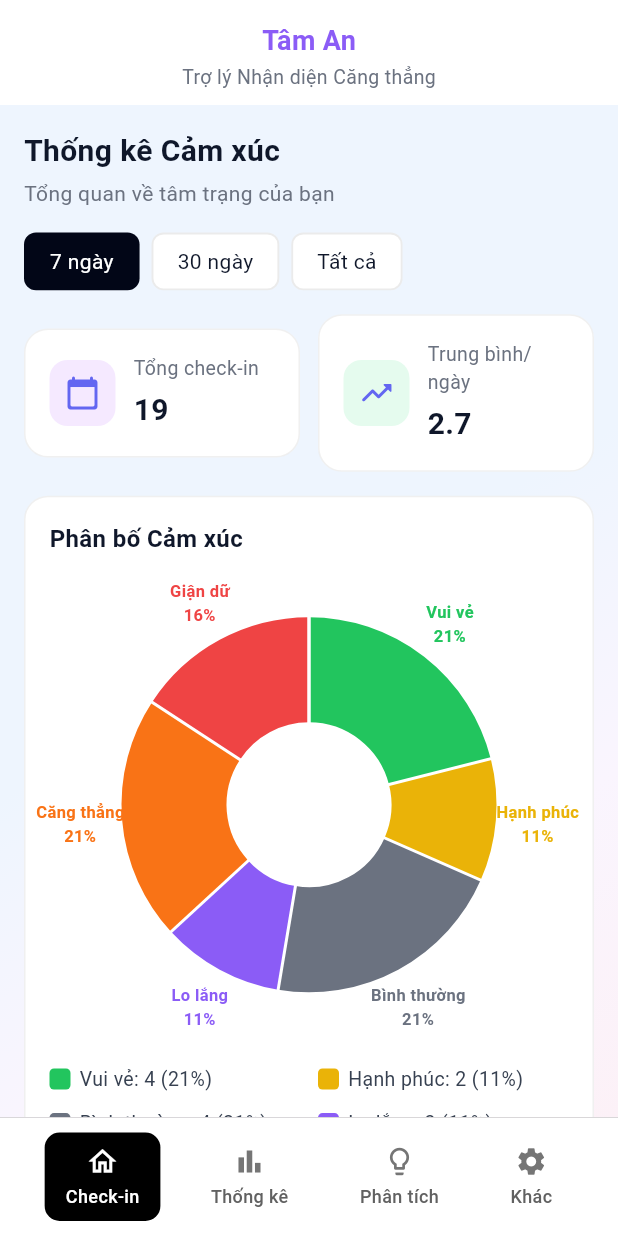
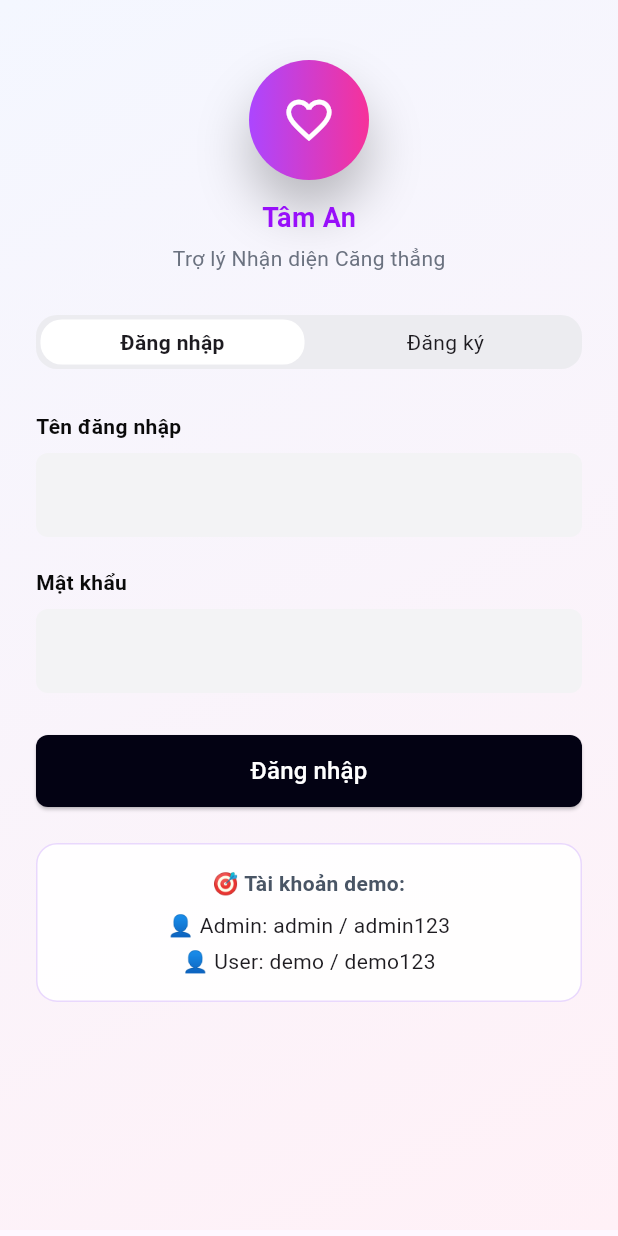
Before and after one commit to tuananh1104/Appmobile_TamAn, a Flutter app: the screen it shows after launch, on a phone screen of 412 x 824 dp. Run offline on Flutter 3.47's test engine with Material 3 defaults, Android fonts, the light colour scheme and no system bars; drawn by our look-alikes of fl_chart.

Commit message:
Giao dien dangnhap/dangky

```diff
--- a/lib/main.dart
+++ b/lib/main.dart
@@ -1,7 +1,5 @@
 import 'package:flutter/material.dart';
-import 'package:mobileapp_taman/screens/user/insights.dart';
-import 'package:mobileapp_taman/screens/user/dashboard_screen.dart';
-import 'package:mobileapp_taman/widgets/layout/app_shell.dart';
+import 'package:mobileapp_taman/screens/auth/auths_screen.dart';
 
 
 void main() {
@@ -17,7 +15,7 @@ class TamAnApp extends StatelessWidget {
       debugShowCheckedModeBanner: false,
 
       // ❗ Đây là màn sẽ chạy đầu tiên trong app
-      home: const AppShell(),
+           home: const AuthScreen(),
 
 
     );
--- /dev/null
+++ b/lib/screens/auth/auths_screen.dart
@@ -0,0 +1,422 @@
+import 'package:flutter/material.dart';
+import 'package:mobileapp_taman/widgets/layout/app_shell.dart';
+
+class AuthScreen extends StatefulWidget {
+  const AuthScreen({super.key});
+
+  @override
+  State<AuthScreen> createState() => _AuthScreenState();
+}
+
+class _AuthScreenState extends State<AuthScreen> {
+  int _index = 0; // 0 = Login, 1 = Register
+
+  @override
+  Widget build(BuildContext context) {
+    return Scaffold(
+      body: Container(
+        width: double.infinity,
+        decoration: const BoxDecoration(
+          gradient: LinearGradient(
+            begin: Alignment.topLeft,
+            end: Alignment.bottomRight,
+            colors: [Color(0xFFF4F7FF), Color(0xFFFFF1F7)],
+          ),
+        ),
+        child: SafeArea(
+          child: SingleChildScrollView(
+            padding: const EdgeInsets.symmetric(horizontal: 24),
+            child: Column(
+              children: [
+                const SizedBox(height: 40),
+
+                // ===== HEADER (KHÔNG BAO GIỜ NHẢY) =====
+                const _Header(),
+
+                const SizedBox(height: 28),
+
+                // ===== TAB LOGIN / REGISTER =====
+                _AuthSwitch(
+                  index: _index,
+                  onChanged: (i) {
+                    setState(() {
+                      _index = i;
+                    });
+                  },
+                ),
+
+                const SizedBox(height: 28),
+
+                // ===== BODY =====
+                IndexedStack(
+                  index: _index,
+                  children: const [_LoginForm(), _RegisterForm()],
+                ),
+
+                const SizedBox(height: 40),
+              ],
+            ),
+          ),
+        ),
+      ),
+    );
+  }
+}
+
+//
+// ================= HEADER =================
+//
+
+class _Header extends StatelessWidget {
+  const _Header();
+
+  @override
+  Widget build(BuildContext context) {
+    return Column(
+      children: [
+        Container(
+          width: 80,
+          height: 80,
+          decoration: BoxDecoration(
+            shape: BoxShape.circle,
+            gradient: const LinearGradient(
+              colors: [Color(0xFFAC46FF), Color(0xFFF6329A)],
+            ),
+            boxShadow: const [
+              BoxShadow(
+                color: Color(0x40000000),
+                blurRadius: 30,
+                offset: Offset(0, 20),
+              ),
+            ],
+          ),
+          child: const Icon(
+            Icons.favorite_border,
+            color: Colors.white,
+            size: 36,
+          ),
+        ),
+        const SizedBox(height: 12),
+        const Text(
+          'Tâm An',
+          style: TextStyle(
+            fontSize: 18,
+            fontWeight: FontWeight.w600,
+            color: Color(0xFF980FFA),
+          ),
+        ),
+        const SizedBox(height: 4),
+        const Text(
+          'Trợ lý Nhận diện Căng thẳng',
+          style: TextStyle(fontSize: 14, color: Color(0xFF6B7280)),
+        ),
+      ],
+    );
+  }
+}
+
+//
+// ================= TAB SWITCH =================
+//
+
+class _AuthSwitch extends StatelessWidget {
+  final int index;
+  final ValueChanged<int> onChanged;
+
+  const _AuthSwitch({required this.index, required this.onChanged});
+
+  @override
+  Widget build(BuildContext context) {
+    return Container(
+      height: 36,
+      decoration: BoxDecoration(
+        color: const Color(0xFFECECF0),
+        borderRadius: BorderRadius.circular(14),
+      ),
+      child: Row(
+        children: [
+          _TabItem(
+            text: 'Đăng nhập',
+            active: index == 0,
+            onTap: () => onChanged(0),
+          ),
+          _TabItem(
+            text: 'Đăng ký',
+            active: index == 1,
+            onTap: () => onChanged(1),
+          ),
+        ],
+      ),
+    );
+  }
+}
+
+class _TabItem extends StatelessWidget {
+  final String text;
+  final bool active;
+  final VoidCallback onTap;
+
+  const _TabItem({
+    required this.text,
+    required this.active,
+    required this.onTap,
+  });
+
+  @override
+  Widget build(BuildContext context) {
+    return Expanded(
+      child: InkWell(
+        borderRadius: BorderRadius.circular(14),
+        onTap: active ? null : onTap,
+        child: Container(
+          margin: const EdgeInsets.all(3),
+          decoration: BoxDecoration(
+            color: active ? Colors.white : Colors.transparent,
+            borderRadius: BorderRadius.circular(14),
+          ),
+          child: Center(
+            child: Text(
+              text,
+              style: TextStyle(
+                fontSize: 14,
+                fontWeight: active ? FontWeight.w600 : FontWeight.w400,
+              ),
+            ),
+          ),
+        ),
+      ),
+    );
+  }
+}
+
+//
+// ================= LOGIN FORM =================
+//
+
+class _LoginForm extends StatelessWidget {
+  const _LoginForm();
+
+  @override
+  Widget build(BuildContext context) {
+    return Column(
+      children: [
+        const _Label(text: 'Tên đăng nhập'),
+        const SizedBox(height: 8),
+        const _InputField(),
+
+        const SizedBox(height: 20),
+
+        const _Label(text: 'Mật khẩu'),
+        const SizedBox(height: 8),
+        const _InputField(obscure: true),
+
+        const SizedBox(height: 28),
+
+        SizedBox(
+          width: double.infinity,
+          height: 48,
+          child: ElevatedButton(
+            style: ElevatedButton.styleFrom(
+              backgroundColor: const Color(0xFF030213),
+              shape: RoundedRectangleBorder(
+                borderRadius: BorderRadius.circular(8),
+              ),
+            ),
+            onPressed: () {
+              Navigator.pushReplacement(
+                context,
+                MaterialPageRoute(builder: (_) => const AppShell()),
+              );
+            },
+
+            child: const Text(
+              'Đăng nhập',
+              style: TextStyle(
+                fontSize: 16,
+                color: Colors.white,
+                fontWeight: FontWeight.w500,
+              ),
+            ),
+          ),
+        ),
+
+        const SizedBox(height: 24),
+
+        // DEMO CARD
+        SizedBox(
+          width: double.infinity,
+          child: Container(
+            padding: const EdgeInsets.all(16),
+            decoration: BoxDecoration(
+              color: Colors.white.withOpacity(0.9),
+              borderRadius: BorderRadius.circular(14),
+              border: Border.all(color: const Color(0xFFE9D8FD)),
+            ),
+            child: const Column(
+              crossAxisAlignment: CrossAxisAlignment.center,
+              children: [
+                Text(
+                  '🎯 Tài khoản demo:',
+                  textAlign: TextAlign.center,
+                  style: TextStyle(
+                    fontSize: 14,
+                    fontWeight: FontWeight.w600,
+                    color: Color(0xFF495565),
+                  ),
+                ),
+                SizedBox(height: 8),
+                Text('👤 Admin: admin / admin123', textAlign: TextAlign.center),
+                SizedBox(height: 4),
+                Text('👤 User: demo / demo123', textAlign: TextAlign.center),
+              ],
+            ),
+          ),
+        ),
+      ],
+    );
+  }
+}
+
+//
+// ================= REGISTER FORM =================
+//
+
+class _RegisterForm extends StatelessWidget {
+  const _RegisterForm();
+
+  @override
+  Widget build(BuildContext context) {
+    return SingleChildScrollView(
+      padding: const EdgeInsets.only(bottom: 40),
+      child: Column(
+        children: [
+          const _Label(text: 'Tên đăng nhập'),
+          const SizedBox(height: 8),
+          const _InputField(),
+
+          const SizedBox(height: 20),
+
+          const _Label(text: 'Mật khẩu'),
+          const SizedBox(height: 8),
+          const _InputField(obscure: true),
+
+          const SizedBox(height: 20),
+
+          const _Label(text: 'Xác nhận mật khẩu'),
+          const SizedBox(height: 8),
+          const _InputField(obscure: true),
+
+          const SizedBox(height: 28),
+
+          SizedBox(
+            width: double.infinity,
+            height: 48,
+            child: ElevatedButton(
+              style: ElevatedButton.styleFrom(
+                backgroundColor: const Color(0xFF030213),
+                shape: RoundedRectangleBorder(
+                  borderRadius: BorderRadius.circular(8),
+                ),
+              ),
+              onPressed: () {
+                // TODO: xử lý register
+              },
+              child: const Text(
+                'Đăng ký',
+                style: TextStyle(
+                  fontSize: 16,
+                  color: Colors.white,
+                  fontWeight: FontWeight.w500,
+                ),
+              ),
+            ),
+          ),
+
+          const SizedBox(height: 24),
+
+          // ✅ PHẦN DƯỚI CÙNG (CARD “Dữ liệu lưu trên thiết bị”)
+          SizedBox(
+            width: double.infinity,
+            child: Container(
+              padding: const EdgeInsets.all(16),
+              decoration: BoxDecoration(
+                color: Colors.white.withOpacity(0.9),
+                borderRadius: BorderRadius.circular(14),
+                border: Border.all(color: const Color(0xFFE9D8FD)),
+              ),
+              child: const Row(
+                crossAxisAlignment: CrossAxisAlignment.start,
+                children: [
+                  CircleAvatar(
+                    radius: 14,
+                    backgroundColor: Color(0xFFF3E8FF),
+                    child: Icon(
+                      Icons.lock_outline,
+                      size: 16,
+                      color: Color(0xFF7C3AED),
+                    ),
+                  ),
+                  SizedBox(width: 12),
+                  Expanded(
+                    child: Text(
+                      'Dữ liệu của bạn được lưu 100% trên thiết bị này',
+                      style: TextStyle(
+                        fontSize: 14,
+                        color: Color(0xFF495565),
+                        fontWeight: FontWeight.w500,
+                      ),
+                    ),
+                  ),
+                ],
+              ),
+            ),
+          ),
+        ],
+      ),
+    );
+  }
+}
+
+//
+// ================= SHARED COMPONENTS =================
+//
+
+class _Label extends StatelessWidget {
+  final String text;
+  const _Label({required this.text});
+
+  @override
+  Widget build(BuildContext context) {
+    return Align(
+      alignment: Alignment.centerLeft,
+      child: Text(
+        text,
+        style: const TextStyle(
+          fontSize: 14,
+          fontWeight: FontWeight.w600,
+          color: Color(0xFF0A0A0A),
+        ),
+      ),
+    );
+  }
+}
+
+class _InputField extends StatelessWidget {
+  final bool obscure;
+  const _InputField({this.obscure = false});
+
+  @override
+  Widget build(BuildContext context) {
+    return TextField(
+      obscureText: obscure,
+      decoration: InputDecoration(
+        filled: true,
+        fillColor: const Color(0xFFF3F3F5),
+        border: OutlineInputBorder(
+          borderRadius: BorderRadius.circular(8),
+          borderSide: BorderSide.none,
+        ),
+      ),
+    );
+  }
+}
--- a/lib/screens/user/dashboard_screen.dart
+++ b/lib/screens/user/dashboard_screen.dart
@@ -1,5 +1,4 @@
 import 'package:flutter/material.dart';
-import 'package:mobileapp_taman/widgets/layout/app_shell.dart';
 import 'package:fl_chart/fl_chart.dart'; // 👈 THÊM DÒNG NÀY
 
 void main() {
--- a/lib/screens/user/insights.dart
+++ b/lib/screens/user/insights.dart
@@ -1,5 +1,4 @@
 import 'package:flutter/material.dart';
-import 'package:mobileapp_taman/widgets/layout/app_shell.dart';
 
 /// ===============================
 ///  MÀN HÌNH PHÂN TÍCH (INSIGHTS)
```
